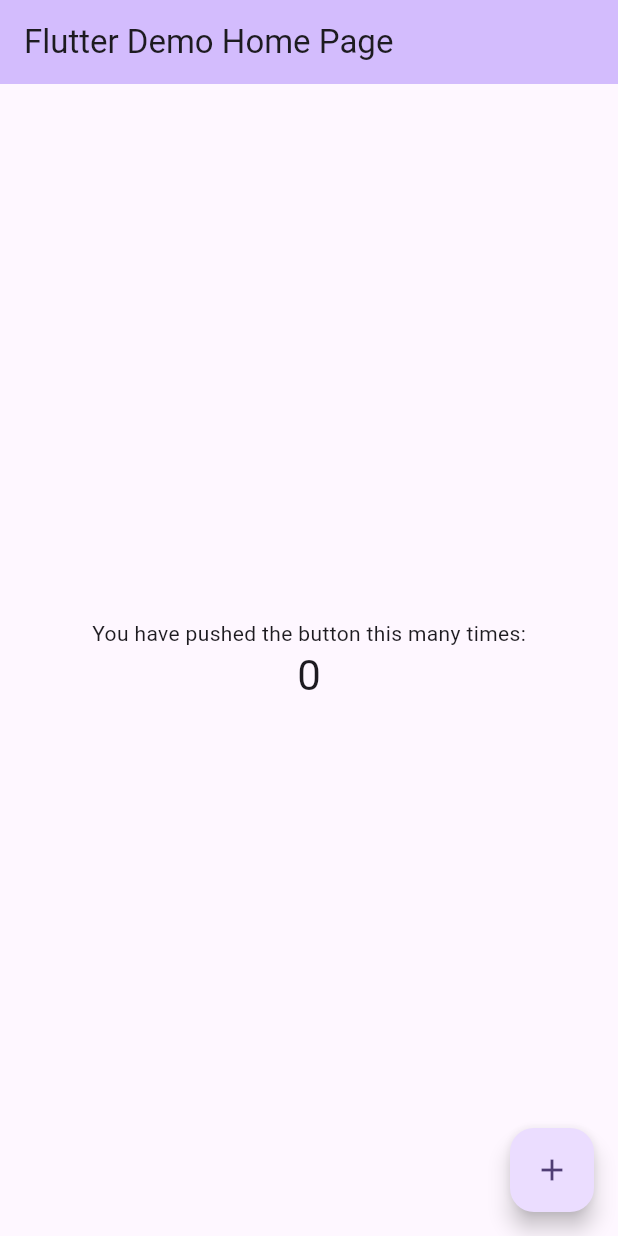
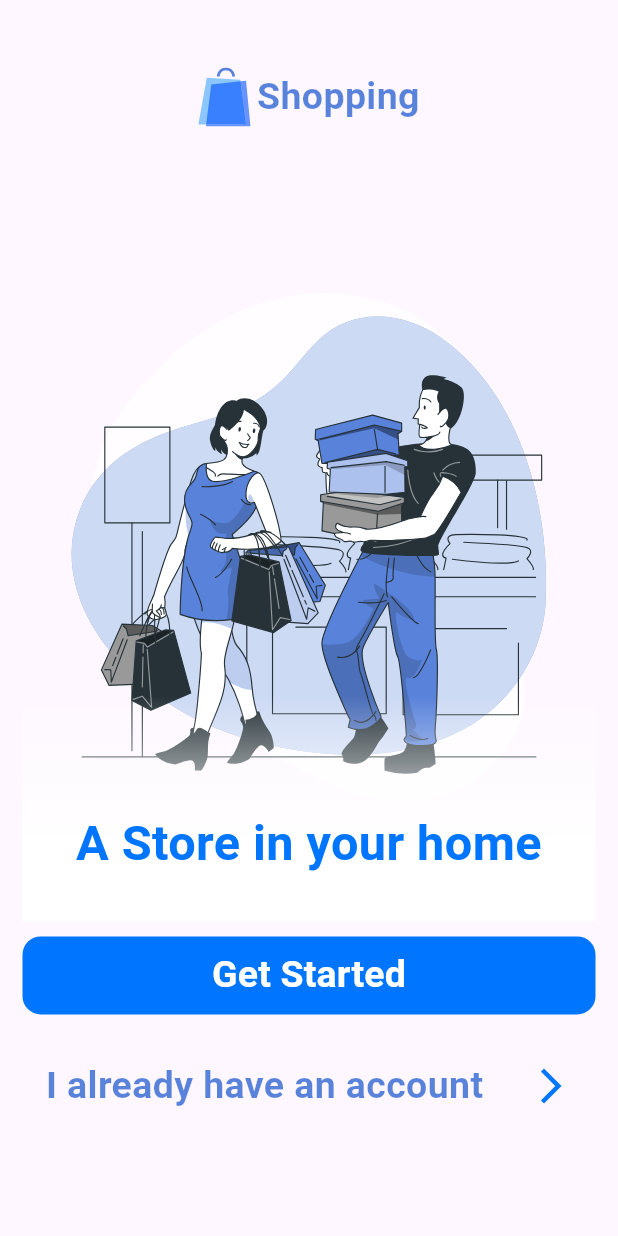
Before and after one commit to mohamedmousa2003/E-Commerce-App, a Flutter app: the screen it shows after launch, on a phone screen of 412 x 824 dp. Run offline on Flutter 3.47's test engine with Material 3 defaults, Android fonts, the phone set to English and light mode, and no system bars; drawn by our look-alikes of shimmer; our stand-ins replace flutter_screenutil, flutter_svg.

Commit message:
added core color add package  add flutter_svg  shimmer  flutter_screenutil add onboarding screen

```diff
--- /dev/null
+++ b/lib/core/themes/colors.dart
@@ -0,0 +1,12 @@
+import 'package:flutter/material.dart';
+
+class AppColors {
+  static const Color mainBlue = Color(0xFF0075FF);
+  static const Color lightBlue = Color(0xFFF4F8FF);
+  static const Color darkBlue = Color(0xFF242424);
+  static const Color gray = Color(0xFF757575);
+  static const Color lightGray = Color(0xFFC2C2C2);
+  static const Color lighterGray = Color(0xFFEDEDED);
+  static const Color moreLightGray = Color(0xFFFDFDFF);
+  static const Color moreLighterGray = Color(0xFFF5F5F5);
+}
--- /dev/null
+++ b/lib/core/themes/const_text.dart
@@ -0,0 +1,32 @@
+// profile
+const String sopping = "Shopping";
+const String pleaseLogin = "please login to have ultimate access";
+
+const String general = "General";
+const String allOrder = "All Order";
+const String wishlist = "Wishlist";
+
+const String viewedRecently = "Viewed recently";
+
+const String address = "Address";
+const String setting = "Setting";
+const String darkMode = "Dark Mode";
+const String lightMode = "Light Mode";
+const String english = "English";
+const String arabic = "Arabic";
+
+//? Card
+const String whoops = "Whoops";
+const String yourCardEmpty = "Your Card is Empty";
+const String addAnyThing =
+    "Looks like you didn't add any thing to your cart go ahead start shopping now";
+const String shopNow = "Shop Now";
+
+//? OnboardingScreen
+const String onboardingScreen =
+    "Beautiful eCommerce UI Kit for your online store";
+const String bestSopping = "A Store in your home";
+const String getStart = "Get Started";
+/*
+ final themeProvider = Provider.of<ThemeProvider>(context);
+ */
--- /dev/null
+++ b/lib/core/themes/font_wight_helper.dart
@@ -0,0 +1,12 @@
+import 'package:flutter/material.dart';
+
+class FontWeightHelper {
+  static const FontWeight thin = FontWeight.w100;
+  static const FontWeight extraLight = FontWeight.w200;
+  static const FontWeight light = FontWeight.w300;
+  static const FontWeight regular = FontWeight.w400;
+  static const FontWeight medium = FontWeight.w500;
+  static const FontWeight semiBold = FontWeight.w600;
+  static const FontWeight bold = FontWeight.w700;
+  static const FontWeight extraBold = FontWeight.w800;
+}
--- /dev/null
+++ b/lib/core/themes/styles.dart
@@ -0,0 +1,145 @@
+import 'package:flutter/material.dart';
+import 'package:flutter_screenutil/flutter_screenutil.dart';
+
+import 'colors.dart';
+import 'font_wight_helper.dart';
+
+class TextStyles {
+  static TextStyle font24BlackBold = TextStyle(
+    fontSize: 24.sp,
+    fontWeight: FontWeightHelper.bold,
+    color: Colors.black,
+  );
+
+  static TextStyle font32BlueBold = TextStyle(
+    fontSize: 32.sp,
+    fontWeight: FontWeightHelper.bold,
+    color: AppColors.mainBlue,
+  );
+
+  static TextStyle font13BlueSemiBold = TextStyle(
+    fontSize: 13.sp,
+    fontWeight: FontWeightHelper.semiBold,
+    color: AppColors.mainBlue,
+  );
+
+  static TextStyle font13DarkBlueMedium = TextStyle(
+    fontSize: 13.sp,
+    fontWeight: FontWeightHelper.medium,
+    color: AppColors.darkBlue,
+  );
+
+  static TextStyle font13DarkBlueRegular = TextStyle(
+    fontSize: 13.sp,
+    fontWeight: FontWeightHelper.regular,
+    color: AppColors.darkBlue,
+  );
+
+  static TextStyle font24BlueBold = TextStyle(
+    fontSize: 24.sp,
+    fontWeight: FontWeightHelper.bold,
+    color: AppColors.mainBlue,
+  );
+
+  static TextStyle font16WhiteSemiBold = TextStyle(
+    fontSize: 16.sp,
+    fontWeight: FontWeightHelper.semiBold,
+    color: Colors.white,
+  );
+
+  static TextStyle font13GrayRegular = TextStyle(
+    fontSize: 15.sp,
+    fontWeight: FontWeightHelper.regular,
+    color: AppColors.gray,
+  );
+
+  static TextStyle font12GrayRegular = TextStyle(
+    fontSize: 12.sp,
+    fontWeight: FontWeightHelper.regular,
+    color: AppColors.gray,
+  );
+
+  static TextStyle font12GrayMedium = TextStyle(
+    fontSize: 12.sp,
+    fontWeight: FontWeightHelper.medium,
+    color: AppColors.gray,
+  );
+
+  static TextStyle font12DarkBlueRegular = TextStyle(
+    fontSize: 12.sp,
+    fontWeight: FontWeightHelper.regular,
+    color: AppColors.darkBlue,
+  );
+
+  static TextStyle font12BlueRegular = TextStyle(
+    fontSize: 12.sp,
+    fontWeight: FontWeightHelper.regular,
+    color: AppColors.mainBlue,
+  );
+
+  static TextStyle font13BlueRegular = TextStyle(
+    fontSize: 13.sp,
+    fontWeight: FontWeightHelper.regular,
+    color: AppColors.mainBlue,
+  );
+
+  static TextStyle font14GrayRegular = TextStyle(
+    fontSize: 14.sp,
+    fontWeight: FontWeightHelper.regular,
+    color: AppColors.gray,
+  );
+
+  static TextStyle font14LightGrayRegular = TextStyle(
+    fontSize: 14.sp,
+    fontWeight: FontWeightHelper.regular,
+    color: AppColors.lightGray,
+  );
+
+  static TextStyle font14DarkBlueMedium = TextStyle(
+    fontSize: 14.sp,
+    fontWeight: FontWeightHelper.medium,
+    color: AppColors.darkBlue,
+  );
+
+  static TextStyle font14DarkBlueBold = TextStyle(
+    fontSize: 14.sp,
+    fontWeight: FontWeightHelper.bold,
+    color: AppColors.darkBlue,
+  );
+
+  static TextStyle font16WhiteMedium = TextStyle(
+    fontSize: 16.sp,
+    fontWeight: FontWeightHelper.medium,
+    color: Colors.white,
+  );
+
+  static TextStyle font14BlueSemiBold = TextStyle(
+    fontSize: 14.sp,
+    fontWeight: FontWeightHelper.semiBold,
+    color: AppColors.mainBlue,
+  );
+
+  static TextStyle font15DarkBlueMedium = TextStyle(
+    fontSize: 15.sp,
+    fontWeight: FontWeightHelper.medium,
+    color: AppColors.darkBlue,
+  );
+
+  static TextStyle font18DarkBlueBold = TextStyle(
+    fontSize: 18.sp,
+    fontWeight: FontWeightHelper.bold,
+    color: AppColors.darkBlue,
+  );
+
+  static TextStyle font18DarkBlueSemiBold = TextStyle(
+    fontSize: 18.sp,
+    fontWeight: FontWeightHelper.semiBold,
+    color: AppColors.darkBlue,
+  );
+
+  static TextStyle font18WhiteMedium = TextStyle(
+    fontSize: 18.sp,
+    fontWeight: FontWeightHelper.medium,
+    color: Colors.white,
+  );
+}
--- /dev/null
+++ b/lib/core/widgets/custom_extension.dart
@@ -0,0 +1,9 @@
+// SizeBox
+
+import 'package:flutter/material.dart';
+
+extension View on num {
+  Widget get height => SizedBox(height: toDouble());
+
+  Widget get width => SizedBox(width: toDouble());
+}
--- /dev/null
+++ b/lib/core/widgets/text_shimmer.dart
@@ -0,0 +1,34 @@
+// animation text using the package Shimmer
+
+import 'package:flutter/material.dart';
+import 'package:shimmer/shimmer.dart';
+import 'package:shoppe/core/widgets/title_text.dart';
+
+// ignore: must_be_immutable
+class TextShimmer extends StatelessWidget {
+  TextShimmer({
+    super.key,
+    this.fontSize = 30,
+    required this.label,
+    this.colorOne = const Color(0xff5982DA),
+    this.colorTwo = Colors.red,
+  });
+
+  final String label;
+  final double fontSize;
+  Color colorOne;
+  Color colorTwo;
+
+  @override
+  Widget build(BuildContext context) {
+    return Shimmer.fromColors(
+      period: const Duration(seconds: 2),
+      baseColor: colorOne,
+      highlightColor: colorTwo,
+      child: TitleTextWidget(
+        label: label,
+        fontSize: fontSize,
+      ),
+    );
+  }
+}
--- /dev/null
+++ b/lib/core/widgets/title_text.dart
@@ -0,0 +1,35 @@
+import 'package:flutter/material.dart';
+
+class TitleTextWidget extends StatelessWidget {
+  const TitleTextWidget({
+    super.key,
+    required this.label,
+    this.fontSize = 18,
+    this.fontStyle = FontStyle.normal,
+    this.fontWeight = FontWeight.bold,
+    this.color,
+    this.textDecoration = TextDecoration.none,
+    this.maxLines = 1,
+  });
+
+  final String label;
+  final int? maxLines;
+  final double fontSize;
+  final FontStyle fontStyle;
+  final FontWeight? fontWeight;
+  final Color? color;
+  final TextDecoration textDecoration;
+
+  @override
+  Widget build(BuildContext context) {
+    return Text(label,
+        maxLines: maxLines,
+        style: TextStyle(
+            fontSize: fontSize,
+            fontWeight: fontWeight,
+            color: color,
+            fontStyle: fontStyle,
+            decoration: textDecoration,
+            overflow: TextOverflow.ellipsis));
+  }
+}
--- /dev/null
+++ b/lib/features/onboarding/onboarding_screen.dart
@@ -0,0 +1,53 @@
+import 'package:flutter/material.dart';
+import 'package:shoppe/core/widgets/custom_extension.dart';
+import 'package:shoppe/features/onboarding/widget/get_started_button.dart';
+import 'package:shoppe/features/onboarding/widget/shop_image_and_text.dart';
+import 'package:shoppe/features/onboarding/widget/shop_logo_and_name.dart';
+
+import '../../core/themes/colors.dart';
+import '../../core/widgets/text_shimmer.dart';
+
+class OnboardingScreen extends StatelessWidget {
+  const OnboardingScreen({super.key});
+
+  @override
+  Widget build(BuildContext context) {
+    return Scaffold(
+      body: SafeArea(
+          child: SingleChildScrollView(
+        child: Padding(
+          padding: const EdgeInsets.symmetric(
+            horizontal: 15,
+            vertical: 30,
+          ),
+          child: Column(
+            children: [
+              15.height,
+              const ShopLogoAndName(),
+              30.height,
+              const ShopImageAndText(),
+              10.height,
+              const GetStartedButton(),
+              30.height,
+              Row(
+                mainAxisAlignment: MainAxisAlignment.spaceAround,
+                crossAxisAlignment: CrossAxisAlignment.center,
+                children: [
+                  TextShimmer(
+                    label: "I already have an account",
+                    fontSize: 25,
+                  ),
+                  const Icon(
+                    Icons.arrow_forward_ios,
+                    color: AppColors.mainBlue,
+                    size: 28,
+                  )
+                ],
+              ),
+            ],
+          ),
+        ),
+      )),
+    );
+  }
+}
--- /dev/null
+++ b/lib/features/onboarding/widget/get_started_button.dart
@@ -0,0 +1,34 @@
+import 'package:flutter/material.dart';
+import 'package:flutter_screenutil/flutter_screenutil.dart';
+import 'package:shoppe/core/widgets/title_text.dart';
+
+import '../../../core/themes/colors.dart';
+import '../../../core/themes/const_text.dart';
+
+class GetStartedButton extends StatelessWidget {
+  const GetStartedButton({super.key});
+
+  @override
+  Widget build(BuildContext context) {
+    return TextButton(
+      onPressed: () {},
+      style: ButtonStyle(
+        backgroundColor: WidgetStateProperty.all(AppColors.mainBlue),
+        tapTargetSize: MaterialTapTargetSize.shrinkWrap,
+        minimumSize: WidgetStateProperty.all(
+          const Size(double.infinity, 52),
+        ),
+        shape: WidgetStateProperty.all(
+          RoundedRectangleBorder(
+            borderRadius: BorderRadius.circular(12.sp),
+          ),
+        ),
+      ),
+      child: const TitleTextWidget(
+        label: getStart,
+        color: Colors.white,
+        fontSize: 25,
+      ),
+    );
+  }
+}
--- /dev/null
+++ b/lib/features/onboarding/widget/shop_image_and_text.dart
@@ -0,0 +1,42 @@
+import 'package:flutter/material.dart';
+import 'package:flutter_svg/flutter_svg.dart';
+
+import '../../../core/themes/const_text.dart';
+import '../../../core/themes/styles.dart';
+
+class ShopImageAndText extends StatelessWidget {
+  const ShopImageAndText({super.key});
+
+  @override
+  Widget build(BuildContext context) {
+    return Stack(
+      children: [
+        Container(
+            foregroundDecoration: BoxDecoration(
+              gradient: LinearGradient(
+                colors: [
+                  Colors.white,
+                  Colors.white.withOpacity(0.0),
+                ],
+                begin: Alignment.bottomCenter,
+                end: Alignment.topCenter,
+                stops: const [0.10, 0.3],
+              ),
+            ),
+            child: SvgPicture.asset("assets/svg/onboarding.svg")),
+        Positioned(
+          bottom: 30,
+          left: 0,
+          right: 0,
+          child: Text(
+            bestSopping,
+            textAlign: TextAlign.center,
+            style: TextStyles.font32BlueBold.copyWith(
+              height: 1.4,
+            ),
+          ),
+        ),
+      ],
+    );
+  }
+}
--- /dev/null
+++ b/lib/features/onboarding/widget/shop_logo_and_name.dart
@@ -0,0 +1,28 @@
+import 'package:flutter/cupertino.dart';
+import 'package:flutter_svg/flutter_svg.dart';
+import 'package:shoppe/core/widgets/custom_extension.dart';
+
+import '../../../core/themes/const_text.dart';
+import '../../../core/widgets/text_shimmer.dart';
+
+class ShopLogoAndName extends StatelessWidget {
+  const ShopLogoAndName({super.key});
+
+  @override
+  Widget build(BuildContext context) {
+    return Row(
+      mainAxisAlignment: MainAxisAlignment.center,
+      children: [
+        SvgPicture.asset(
+          "assets/svg/shop_logo.svg",
+          width: 35,
+        ),
+        4.width,
+        TextShimmer(
+          label: sopping,
+          fontSize: 25,
+        ),
+      ],
+    );
+  }
+}
--- a/lib/main.dart
+++ b/lib/main.dart
@@ -1,4 +1,6 @@
 import 'package:flutter/material.dart';
+import 'package:flutter_screenutil/flutter_screenutil.dart';
+import 'package:shoppe/features/onboarding/onboarding_screen.dart';
 
 void main() {
   runApp(const MyApp());
@@ -10,124 +12,27 @@
   // This widget is the root of your application.
   @override
   Widget build(BuildContext context) {
-    return MaterialApp(
-      title: 'Flutter Demo',
-      theme: ThemeData(
-        // This is the theme of your application.
-        //
-        // TRY THIS: Try running your application with "flutter run". You'll see
-        // the application has a purple toolbar. Then, without quitting the app,
-        // try changing the seedColor in the colorScheme below to Colors.green
-        // and then invoke "hot reload" (save your changes or press the "hot
-        // reload" button in a Flutter-supported IDE, or press "r" if you used
-        // the command line to start the app).
-        //
-        // Notice that the counter didn't reset back to zero; the application
-        // state is not lost during the reload. To reset the state, use hot
-        // restart instead.
-        //
-        // This works for code too, not just values: Most code changes can be
-        // tested with just a hot reload.
-        colorScheme: ColorScheme.fromSeed(seedColor: Colors.deepPurple),
-        useMaterial3: true,
+    return ScreenUtilInit(
+      minTextAdapt: true,
+      designSize: const Size(375, 812),
+      child: MaterialApp(
+        debugShowCheckedModeBanner: false,
+        title: 'Flutter Demo',
+        theme: ThemeData(
+          colorScheme: ColorScheme.fromSeed(seedColor: Colors.deepPurple),
+          useMaterial3: true,
+        ),
+        home: const OnboardingScreen(),
       ),
-      home: const MyHomePage(title: 'Flutter Demo Home Page'),
     );
   }
 }
 
-class MyHomePage extends StatefulWidget {
-  const MyHomePage({super.key, required this.title});
-
-  // This widget is the home page of your application. It is stateful, meaning
-  // that it has a State object (defined below) that contains fields that affect
-  // how it looks.
-
-  // This class is the configuration for the state. It holds the values (in this
-  // case the title) provided by the parent (in this case the App widget) and
-  // used by the build method of the State. Fields in a Widget subclass are
-  // always marked "final".
-
-  final String title;
-
-  @override
-  State<MyHomePage> createState() => _MyHomePageState();
-}
-
-class _MyHomePageState extends State<MyHomePage> {
-  int _counter = 0;
-
-  void _incrementCounter() {
-    setState(() {
-      // This call to setState tells the Flutter framework that something has
-      // changed in this State, which causes it to rerun the build method below
-      // so that the display can reflect the updated values. If we changed
-      // _counter without calling setState(), then the build method would not be
-      // called again, and so nothing would appear to happen.
-      _counter++;
-    });
-  }
-
-  @override
-  Widget build(BuildContext context) {
-    // This method is rerun every time setState is called, for instance as done
-    // by the _incrementCounter method above.
-    //
-    // The Flutter framework has been optimized to make rerunning build methods
-    // fast, so that you can just rebuild anything that needs updating rather
-    // than having to individually change instances of widgets.
-    return Scaffold(
-      appBar: AppBar(
-        // TRY THIS: Try changing the color here to a specific color (to
-        // Colors.amber, perhaps?) and trigger a hot reload to see the AppBar
-        // change color while the other colors stay the same.
-        backgroundColor: Theme.of(context).colorScheme.inversePrimary,
-        // Here we take the value from the MyHomePage object that was created by
-        // the App.build method, and use it to set our appbar title.
-        title: Text(widget.title),
-      ),
-      body: Center(
-        // Center is a layout widget. It takes a single child and positions it
-        // in the middle of the parent.
-        child: Column(
-          // Column is also a layout widget. It takes a list of children and
-          // arranges them vertically. By default, it sizes itself to fit its
-          // children horizontally, and tries to be as tall as its parent.
-          //
-          // Column has various properties to control how it sizes itself and
-          // how it positions its children. Here we use mainAxisAlignment to
-          // center the children vertically; the main axis here is the vertical
-          // axis because Columns are vertical (the cross axis would be
-          // horizontal).
-          //
-          // TRY THIS: Invoke "debug painting" (choose the "Toggle Debug Paint"
-          // action in the IDE, or press "p" in the console), to see the
-          // wireframe for each widget.
-          mainAxisAlignment: MainAxisAlignment.center,
-          children: <Widget>[
-            const Text(
-              'You have pushed the button this many times:',
-            ),
-            Text(
-              '$_counter',
-              style: Theme.of(context).textTheme.headlineMedium,
-            ),
-          ],
-        ),
-      ),
-      floatingActionButton: FloatingActionButton(
-        onPressed: _incrementCounter,
-        tooltip: 'Increment',
-        child: const Icon(Icons.add),
-      ), // This trailing comma makes auto-formatting nicer for build methods.
-    );
-  }
-}
-
-
 // added images & svg for  assets
 // create file splash_screen.yaml
 
-
 // package
 // add flutter_native_splash
+// add flutter_svg
+// shimmer
+// flutter_screenutil
--- a/pubspec.yaml
+++ b/pubspec.yaml
@@ -36,6 +36,9 @@
   # Use with the CupertinoIcons class for iOS style icons.
   cupertino_icons: ^1.0.8
   flutter_native_splash: ^2.4.1
+  flutter_svg: ^2.0.10+1
+  shimmer: ^3.0.0
+  flutter_screenutil: ^5.9.3
 
 dev_dependencies:
   flutter_test:
```
Also changed, not shown: pubspec.lock.
